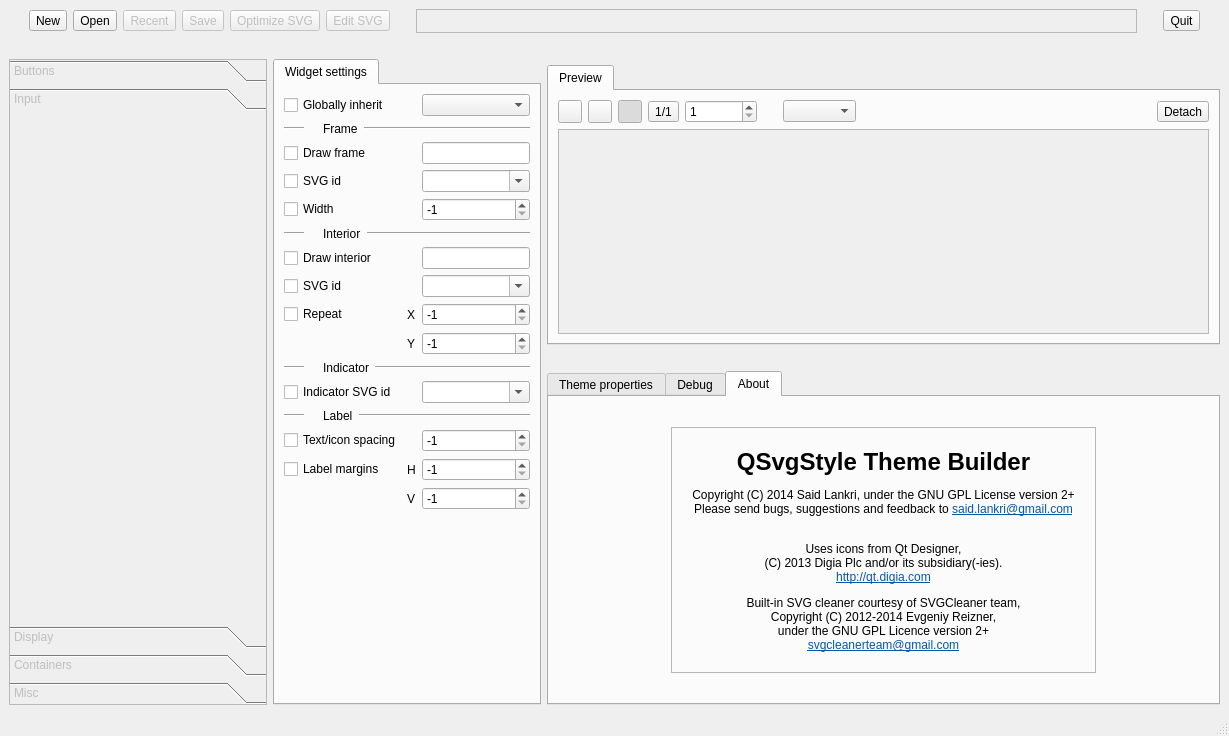
First picture: the form in themebuilder/ThemeBuilderUIBase.ui, repository DexterMagnific/QSvgStyle, before the edit.
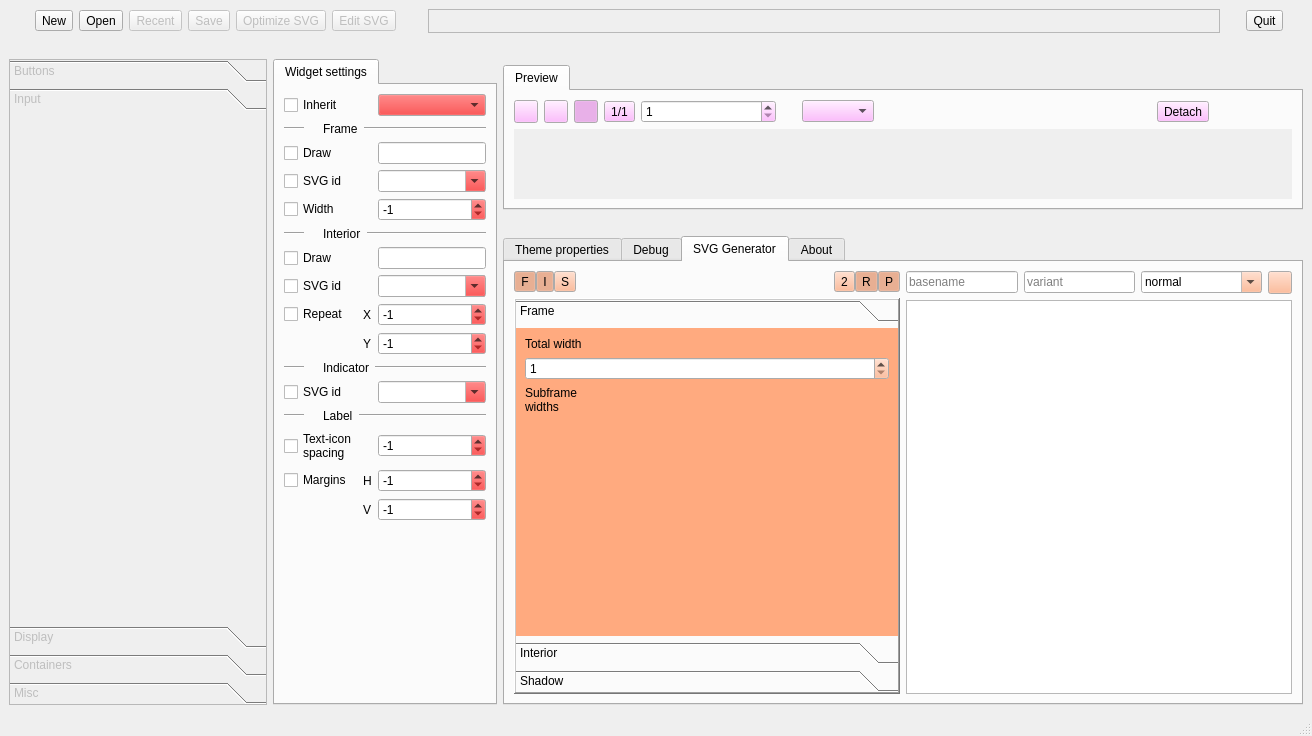
Second picture: the form after the edit. The open tabs and pages were chosen to show the change. Icons and pictures are not drawn.

Commit message: * NEW ThemeBuilder Quick SVG frame/interior generator.   Inkscape export TBD * Palette fixes * QTabWidget and QToolBox have now colorized   tabs following their content palettes * Improved capsule handling: now capsule detection works   even if widget is in a sublayout.   Relaxed all same type in a layout constraint: now   the layout can contain various widget types   and still the capsule grouping will work. Capsule   grouping will group widgets of the same type together   when they are located next to each other

Diff of the .ui file:
```diff
--- a/themebuilder/ThemeBuilderUIBase.ui
+++ b/themebuilder/ThemeBuilderUIBase.ui
@@ -6,7 +6,7 @@
    <rect>
     <x>0</x>
     <y>0</y>
-    <width>1229</width>
+    <width>1312</width>
     <height>736</height>
    </rect>
   </property>
@@ -37,10 +37,53 @@
     </item>
     <item row="3" column="2">
      <widget class="QTabWidget" name="tabWidget3">
+      <property name="sizePolicy">
+       <sizepolicy hsizetype="Expanding" vsizetype="Preferred">
+        <horstretch>0</horstretch>
+        <verstretch>0</verstretch>
+       </sizepolicy>
+      </property>
       <property name="currentIndex">
        <number>0</number>
       </property>
       <widget class="QWidget" name="previewTab">
+       <property name="palette">
+        <palette>
+         <active>
+          <colorrole role="Button">
+           <brush brushstyle="SolidPattern">
+            <color alpha="255">
+             <red>255</red>
+             <green>170</green>
+             <blue>255</blue>
+            </color>
+           </brush>
+          </colorrole>
+         </active>
+         <inactive>
+          <colorrole role="Button">
+           <brush brushstyle="SolidPattern">
+            <color alpha="255">
+             <red>255</red>
+             <green>170</green>
+             <blue>255</blue>
+            </color>
+           </brush>
+          </colorrole>
+         </inactive>
+         <disabled>
+          <colorrole role="Button">
+           <brush brushstyle="SolidPattern">
+            <color alpha="255">
+             <red>255</red>
+             <green>170</green>
+             <blue>255</blue>
+            </color>
+           </brush>
+          </colorrole>
+         </disabled>
+        </palette>
+       </property>
        <attribute name="icon">
         <iconset resource="ThemeBuilderUIBase.qrc">
          <normaloff>:/icon/pixmaps/preview.png</normaloff>:/icon/pixmaps/preview.png</iconset>
@@ -51,6 +94,9 @@
        <layout class="QGridLayout" name="previewLayout">
         <item row="1" column="0">
          <widget class="QScrollArea" name="previewArea">
+          <property name="frameShape">
+           <enum>QFrame::NoFrame</enum>
+          </property>
           <property name="widgetResizable">
            <bool>true</bool>
           </property>
@@ -62,8 +108,8 @@
             <rect>
              <x>0</x>
              <y>0</y>
-             <width>610</width>
-             <height>144</height>
+             <width>747</width>
+             <height>71</height>
             </rect>
            </property>
           </widget>
@@ -104,20 +150,6 @@
             </property>
            </widget>
           </item>
-          <item row="0" column="13">
-           <widget class="QToolButton" name="detachBtn">
-            <property name="text">
-             <string>Detach</string>
-            </property>
-            <property name="icon">
-             <iconset resource="ThemeBuilderUIBase.qrc">
-              <normaloff>:/icon/pixmaps/widget.png</normaloff>:/icon/pixmaps/widget.png</iconset>
-            </property>
-            <property name="toolButtonStyle">
-             <enum>Qt::ToolButtonTextBesideIcon</enum>
-            </property>
-           </widget>
-          </item>
           <item row="0" column="2">
            <widget class="QToolButton" name="enableBtn">
             <property name="toolTip">
@@ -188,16 +220,6 @@
             </property>
            </widget>
           </item>
-          <item row="0" column="5">
-           <widget class="QSpinBox" name="fontSizeSpin">
-            <property name="toolTip">
-             <string>Font size</string>
-            </property>
-            <property name="minimum">
-             <number>1</number>
-            </property>
-           </widget>
-          </item>
           <item row="0" column="7">
            <widget class="QComboBox" name="paletteCombo">
             <property name="toolTip">
@@ -208,6 +230,30 @@
             </property>
            </widget>
           </item>
+          <item row="0" column="12" colspan="2">
+           <widget class="QToolButton" name="detachBtn">
+            <property name="text">
+             <string>Detach</string>
+            </property>
+            <property name="icon">
+             <iconset resource="ThemeBuilderUIBase.qrc">
+              <normaloff>:/icon/pixmaps/widget.png</normaloff>:/icon/pixmaps/widget.png</iconset>
+            </property>
+            <property name="toolButtonStyle">
+             <enum>Qt::ToolButtonTextBesideIcon</enum>
+            </property>
+           </widget>
+          </item>
+          <item row="0" column="4" colspan="2">
+           <widget class="QSpinBox" name="fontSizeSpin">
+            <property name="toolTip">
+             <string>Font size</string>
+            </property>
+            <property name="minimum">
+             <number>1</number>
+            </property>
+           </widget>
+          </item>
          </layout>
         </item>
        </layout>
@@ -236,39 +282,6 @@
         </property>
        </widget>
       </item>
-      <item row="0" column="3">
-       <widget class="QToolButton" name="newBtn">
-        <property name="toolTip">
-         <string>Create a new theme based on the default theme</string>
-        </property>
-        <property name="text">
-         <string>New</string>
-        </property>
-        <property name="icon">
-         <iconset resource="ThemeBuilderUIBase.qrc">
-          <normaloff>:/icon/pixmaps/new.png</normaloff>:/icon/pixmaps/new.png</iconset>
-        </property>
-        <property name="toolButtonStyle">
-         <enum>Qt::ToolButtonTextUnderIcon</enum>
-        </property>
-       </widget>
-      </item>
-      <item row="0" column="10">
-       <spacer name="horizontalSpacer_2">
-        <property name="orientation">
-         <enum>Qt::Horizontal</enum>
-        </property>
-        <property name="sizeType">
-         <enum>QSizePolicy::Maximum</enum>
-        </property>
-        <property name="sizeHint" stdset="0">
-         <size>
-          <width>20</width>
-          <height>20</height>
-         </size>
-        </property>
-       </spacer>
-      </item>
       <item row="0" column="5">
        <widget class="QToolButton" name="recentBtn">
         <property name="enabled">
@@ -289,26 +302,6 @@
         </property>
        </widget>
       </item>
-      <item row="0" column="8">
-       <widget class="QToolButton" name="optimizeSvgBtn">
-        <property name="enabled">
-         <bool>false</bool>
-        </property>
-        <property name="toolTip">
-         <string>Optimize SVG to reduce memory footprint</string>
-        </property>
-        <property name="text">
-         <string>Optimize SVG</string>
-        </property>
-        <property name="icon">
-         <iconset resource="ThemeBuilderUIBase.qrc">
-          <normaloff>:/icon/pixmaps/optimize.png</normaloff>:/icon/pixmaps/optimize.png</iconset>
-        </property>
-        <property name="toolButtonStyle">
-         <enum>Qt::ToolButtonTextUnderIcon</enum>
-        </property>
-       </widget>
-      </item>
       <item row="0" column="14">
        <widget class="QToolButton" name="quitBtn">
         <property name="text">
@@ -340,6 +333,111 @@
         </property>
        </widget>
       </item>
+      <item row="0" column="13">
+       <spacer name="horizontalSpacer">
+        <property name="orientation">
+         <enum>Qt::Horizontal</enum>
+        </property>
+        <property name="sizeType">
+         <enum>QSizePolicy::Minimum</enum>
+        </property>
+        <property name="sizeHint" stdset="0">
+         <size>
+          <width>20</width>
+          <height>20</height>
+         </size>
+        </property>
+       </spacer>
+      </item>
+      <item row="0" column="15">
+       <spacer name="horizontalSpacer_11">
+        <property name="orientation">
+         <enum>Qt::Horizontal</enum>
+        </property>
+        <property name="sizeType">
+         <enum>QSizePolicy::Fixed</enum>
+        </property>
+        <property name="sizeHint" stdset="0">
+         <size>
+          <width>20</width>
+          <height>20</height>
+         </size>
+        </property>
+       </spacer>
+      </item>
+      <item row="0" column="9">
+       <widget class="QToolButton" name="editSvgBtn">
+        <property name="enabled">
+         <bool>false</bool>
+        </property>
+        <property name="toolTip">
+         <string>Open the SVG file for editing using the default application</string>
+        </property>
+        <property name="text">
+         <string>Edit SVG</string>
+        </property>
+        <property name="icon">
+         <iconset resource="ThemeBuilderUIBase.qrc">
+          <normaloff>:/icon/pixmaps/insertimage.png</normaloff>:/icon/pixmaps/insertimage.png</iconset>
+        </property>
+        <property name="toolButtonStyle">
+         <enum>Qt::ToolButtonTextUnderIcon</enum>
+        </property>
+       </widget>
+      </item>
+      <item row="0" column="2" colspan="2">
+       <widget class="QToolButton" name="newBtn">
+        <property name="toolTip">
+         <string>Create a new theme based on the default theme</string>
+        </property>
+        <property name="text">
+         <string>New</string>
+        </property>
+        <property name="icon">
+         <iconset resource="ThemeBuilderUIBase.qrc">
+          <normaloff>:/icon/pixmaps/new.png</normaloff>:/icon/pixmaps/new.png</iconset>
+        </property>
+        <property name="toolButtonStyle">
+         <enum>Qt::ToolButtonTextUnderIcon</enum>
+        </property>
+       </widget>
+      </item>
+      <item row="0" column="0" colspan="2">
+       <spacer name="horizontalSpacer_10">
+        <property name="orientation">
+         <enum>Qt::Horizontal</enum>
+        </property>
+        <property name="sizeType">
+         <enum>QSizePolicy::Fixed</enum>
+        </property>
+        <property name="sizeHint" stdset="0">
+         <size>
+          <width>20</width>
+          <height>20</height>
+         </size>
+        </property>
+       </spacer>
+      </item>
+      <item row="0" column="7" colspan="2">
+       <widget class="QToolButton" name="optimizeSvgBtn">
+        <property name="enabled">
+         <bool>false</bool>
+        </property>
+        <property name="toolTip">
+         <string>Optimize SVG to reduce memory footprint</string>
+        </property>
+        <property name="text">
+         <string>Optimize SVG</string>
+        </property>
+        <property name="icon">
+         <iconset resource="ThemeBuilderUIBase.qrc">
+          <normaloff>:/icon/pixmaps/optimize.png</normaloff>:/icon/pixmaps/optimize.png</iconset>
+        </property>
+        <property name="toolButtonStyle">
+         <enum>Qt::ToolButtonTextUnderIcon</enum>
+        </property>
+       </widget>
+      </item>
       <item row="0" column="12">
        <widget class="QLabel" name="themeNameLbl">
         <property name="sizePolicy">
@@ -369,13 +467,13 @@
         </property>
        </widget>
       </item>
-      <item row="0" column="13">
-       <spacer name="horizontalSpacer">
+      <item row="0" column="10" colspan="2">
+       <spacer name="horizontalSpacer_2">
         <property name="orientation">
          <enum>Qt::Horizontal</enum>
         </property>
         <property name="sizeType">
-         <enum>QSizePolicy::Minimum</enum>
+         <enum>QSizePolicy::Maximum</enum>
         </property>
         <property name="sizeHint" stdset="0">
          <size>
@@ -385,58 +483,6 @@
         </property>
        </spacer>
       </item>
-      <item row="0" column="0">
-       <spacer name="horizontalSpacer_10">
-        <property name="orientation">
-         <enum>Qt::Horizontal</enum>
-        </property>
-        <property name="sizeType">
-         <enum>QSizePolicy::Fixed</enum>
-        </property>
-        <property name="sizeHint" stdset="0">
-         <size>
-          <width>20</width>
-          <height>20</height>
-         </size>
-        </property>
-       </spacer>
-      </item>
-      <item row="0" column="15">
-       <spacer name="horizontalSpacer_11">
-        <property name="orientation">
-         <enum>Qt::Horizontal</enum>
-        </property>
-        <property name="sizeType">
-         <enum>QSizePolicy::Fixed</enum>
-        </property>
-        <property name="sizeHint" stdset="0">
-         <size>
-          <width>20</width>
-          <height>20</height>
-         </size>
-        </property>
-       </spacer>
-      </item>
-      <item row="0" column="9">
-       <widget class="QToolButton" name="editSvgBtn">
-        <property name="enabled">
-         <bool>false</bool>
-        </property>
-        <property name="toolTip">
-         <string>Open the SVG file for editing using the default application</string>
-        </property>
-        <property name="text">
-         <string>Edit SVG</string>
-        </property>
-        <property name="icon">
-         <iconset resource="ThemeBuilderUIBase.qrc">
-          <normaloff>:/icon/pixmaps/insertimage.png</normaloff>:/icon/pixmaps/insertimage.png</iconset>
-        </property>
-        <property name="toolButtonStyle">
-         <enum>Qt::ToolButtonTextUnderIcon</enum>
-        </property>
-       </widget>
-      </item>
      </layout>
     </item>
     <item row="5" column="2">
@@ -602,6 +648,448 @@
         </item>
        </layout>
       </widget>
+      <widget class="QWidget" name="quickSVGTab">
+       <property name="palette">
+        <palette>
+         <active>
+          <colorrole role="Button">
+           <brush brushstyle="SolidPattern">
+            <color alpha="255">
+             <red>255</red>
+             <green>170</green>
+             <blue>127</blue>
+            </color>
+           </brush>
+          </colorrole>
+         </active>
+         <inactive>
+          <colorrole role="Button">
+           <brush brushstyle="SolidPattern">
+            <color alpha="255">
+             <red>255</red>
+             <green>170</green>
+             <blue>127</blue>
+            </color>
+           </brush>
+          </colorrole>
+         </inactive>
+         <disabled>
+          <colorrole role="Button">
+           <brush brushstyle="SolidPattern">
+            <color alpha="255">
+             <red>255</red>
+             <green>170</green>
+             <blue>127</blue>
+            </color>
+           </brush>
+          </colorrole>
+         </disabled>
+        </palette>
+       </property>
+       <attribute name="icon">
+        <iconset resource="ThemeBuilderUIBase.qrc">
+         <normaloff>:/icon/pixmaps/wizard.png</normaloff>:/icon/pixmaps/wizard.png</iconset>
+       </attribute>
+       <attribute name="title">
+        <string>SVG Generator</string>
+       </attribute>
+       <layout class="QGridLayout" name="gridLayout_30">
+        <item row="0" column="0">
+         <layout class="QGridLayout" name="gridLayout_29">
+          <item row="0" column="0">
+           <layout class="QGridLayout" name="gridLayout_25">
+            <item row="1" column="0">
+             <widget class="QToolBox" name="genToolbox">
+              <property name="frameShape">
+               <enum>QFrame::WinPanel</enum>
+              </property>
+              <property name="frameShadow">
+               <enum>QFrame::Raised</enum>
+              </property>
+              <property name="currentIndex">
+               <number>0</number>
+              </property>
+              <widget class="QWidget" name="genFramePage">
+               <property name="geometry">
+                <rect>
+                 <x>0</x>
+                 <y>0</y>
+                 <width>262</width>
+                 <height>248</height>
+                </rect>
+               </property>
+               <attribute name="label">
+                <string>Frame</string>
+               </attribute>
+               <layout class="QGridLayout" name="gridLayout_19">
+                <item row="3" column="0">
+                 <widget class="QScrollArea" name="genSubFrameWidthsScroll">
+                  <property name="frameShape">
+                   <enum>QFrame::NoFrame</enum>
+                  </property>
+                  <property name="sizeAdjustPolicy">
+                   <enum>QAbstractScrollArea::AdjustToContentsOnFirstShow</enum>
+                  </property>
+                  <property name="widgetResizable">
+                   <bool>true</bool>
+                  </property>
+                  <property name="alignment">
+                   <set>Qt::AlignLeading|Qt::AlignLeft|Qt::AlignTop</set>
+                  </property>
+                  <widget class="QWidget" name="genSubFrameWidthsScrollContents">
+                   <property name="geometry">
+                    <rect>
+                     <x>0</x>
+                     <y>0</y>
+                     <width>250</width>
+                     <height>142</height>
+                    </rect>
+                   </property>
+                   <layout class="QGridLayout" name="gridLayout_27">
+                    <property name="leftMargin">
+                     <number>0</number>
+                    </property>
+                    <property name="topMargin">
+                     <number>0</number>
+                    </property>
+                    <property name="rightMargin">
+                     <number>0</number>
+                    </property>
+                    <property name="bottomMargin">
+                     <number>0</number>
+                    </property>
+                   </layout>
+                  </widget>
+                 </widget>
+                </item>
+                <item row="1" column="0">
+                 <widget class="QSpinBox" name="genFrameWidthSpin">
+                  <property name="minimum">
+                   <number>1</number>
+                  </property>
+                 </widget>
+                </item>
+                <item row="0" column="0">
+                 <widget class="QLabel" name="label_19">
+                  <property name="text">
+                   <string>Total width</string>
+                  </property>
+                 </widget>
+                </item>
+                <item row="2" column="0">
+                 <widget class="QLabel" name="label_24">
+                  <property name="text">
+                   <string>Subframe
+widths</string>
+                  </property>
+                 </widget>
+                </item>
+                <item row="4" column="0">
+                 <spacer name="verticalSpacer">
+                  <property name="orientation">
+                   <enum>Qt::Vertical</enum>
+                  </property>
+                  <property name="sizeType">
+                   <enum>QSizePolicy::Preferred</enum>
+                  </property>
+                  <property name="sizeHint" stdset="0">
+                   <size>
+                    <width>20</width>
+                    <height>0</height>
+                   </size>
+                  </property>
+                 </spacer>
+                </item>
+               </layout>
+              </widget>
+              <widget class="QWidget" name="genInteriorPage">
+               <property name="geometry">
+                <rect>
+                 <x>0</x>
+                 <y>0</y>
+                 <width>262</width>
+                 <height>248</height>
+                </rect>
+               </property>
+               <attribute name="label">
+                <string>Interior</string>
+               </attribute>
+               <layout class="QGridLayout" name="gridLayout_23">
+                <item row="0" column="0">
+                 <widget class="QLabel" name="label_20">
+                  <property name="text">
+                   <string>Roundness</string>
+                  </property>
+                 </widget>
+                </item>
+                <item row="2" column="0">
+                 <spacer name="verticalSpacer_2">
+                  <property name="orientation">
+                   <enum>Qt::Vertical</enum>
+                  </property>
+                  <property name="sizeHint" stdset="0">
+                   <size>
+                    <width>20</width>
+                    <height>179</height>
+                   </size>
+                  </property>
+                 </spacer>
+                </item>
+                <item row="1" column="0">
+                 <widget class="QDoubleSpinBox" name="genInteriorRoundnessSpin"/>
+                </item>
+               </layout>
+              </widget>
+              <widget class="QWidget" name="genShadowPage">
+               <attribute name="label">
+                <string>Shadow</string>
+               </attribute>
+               <layout class="QGridLayout" name="gridLayout_24">
+                <item row="0" column="0">
+                 <widget class="QLabel" name="label_23">
+                  <property name="text">
+                   <string>Width</string>
+                  </property>
+                 </widget>
+                </item>
+                <item row="1" column="0">
+                 <widget class="QSpinBox" name="genShadowWidth">
+                  <property name="minimum">
+                   <number>1</number>
+                  </property>
+                 </widget>
+                </item>
+                <item row="2" column="0">
+                 <spacer name="verticalSpacer_3">
+                  <property name="orientation">
+                   <enum>Qt::Vertical</enum>
+                  </property>
+                  <property name="sizeHint" stdset="0">
+                   <size>
+                    <width>20</width>
+                    <height>175</height>
+                   </size>
+                  </property>
+                 </spacer>
+                </item>
+               </layout>
+              </widget>
+             </widget>
+            </item>
+            <item row="0" column="0">
+             <layout class="QGridLayout" name="gridLayout_3">
+              <property name="spacing">
+               <number>0</number>
+              </property>
+              <item row="0" column="4">
+               <widget class="QToolButton" name="genSquareBtn">
+                <property name="toolTip">
+                 <string>Square size</string>
+                </property>
+                <property name="text">
+                 <string>2</string>
+                </property>
+                <property name="checkable">
+                 <bool>true</bool>
+                </property>
+                <property name="toolButtonStyle">
+                 <enum>Qt::ToolButtonTextBesideIcon</enum>
+                </property>
+               </widget>
+              </item>
+              <item row="0" column="5">
+               <widget class="QToolButton" name="genRoundBtn">
+                <property name="toolTip">
+                 <string>Round frame/interior</string>
+                </property>
+                <property name="text">
+                 <string>R</string>
+                </property>
+                <property name="checkable">
+                 <bool>true</bool>
+                </property>
+                <property name="checked">
+                 <bool>true</bool>
+                </property>
+                <property name="toolButtonStyle">
+                 <enum>Qt::ToolButtonTextBesideIcon</enum>
+                </property>
+               </widget>
+              </item>
+              <item row="0" column="0">
+               <widget class="QToolButton" name="genFrameBtn">
+                <property name="toolTip">
+                 <string>Generate frame</string>
+                </property>
+                <property name="text">
+                 <string>F</string>
+                </property>
+                <property name="checkable">
+                 <bool>true</bool>
+                </property>
+                <property name="checked">
+                 <bool>true</bool>
+                </property>
+                <property name="toolButtonStyle">
+                 <enum>Qt::ToolButtonTextBesideIcon</enum>
+                </property>
+               </widget>
+              </item>
+              <item row="0" column="2">
+               <widget class="QToolButton" name="genShadowBtn">
+                <property name="toolTip">
+                 <string>Generate shadow</string>
+                </property>
+                <property name="text">
+                 <string>S</string>
+                </property>
+                <property name="checkable">
+                 <bool>true</bool>
+                </property>
+                <property name="toolButtonStyle">
+                 <enum>Qt::ToolButtonTextBesideIcon</enum>
+                </property>
+               </widget>
+              </item>
+              <item row="0" column="1">
+               <widget class="QToolButton" name="genInteriorBtn">
+                <property name="toolTip">
+                 <string>Generate interior</string>
+                </property>
+                <property name="text">
+                 <string>I</string>
+                </property>
+                <property name="checkable">
+                 <bool>true</bool>
+                </property>
+                <property name="checked">
+                 <bool>true</bool>
+                </property>
+                <property name="toolButtonStyle">
+                 <enum>Qt::ToolButtonTextBesideIcon</enum>
+                </property>
+               </widget>
+              </item>
+              <item row="0" column="3">
+               <spacer name="horizontalSpacer_15">
+                <property name="orientation">
+                 <enum>Qt::Horizontal</enum>
+                </property>
+                <property name="sizeHint" stdset="0">
+                 <size>
+                  <width>20</width>
+                  <height>20</height>
+                 </size>
+                </property>
+               </spacer>
+              </item>
+              <item row="0" column="6">
+               <widget class="QToolButton" name="genSplitBtn">
+                <property name="toolTip">
+                 <string>Split parts</string>
+                </property>
+                <property name="text">
+                 <string>P</string>
+                </property>
+                <property name="checkable">
+                 <bool>true</bool>
+                </property>
+                <property name="checked">
+                 <bool>true</bool>
+                </property>
+                <property name="toolButtonStyle">
+                 <enum>Qt::ToolButtonTextBesideIcon</enum>
+                </property>
+               </widget>
+              </item>
+             </layout>
+            </item>
+           </layout>
+          </item>
+          <item row="0" column="1">
+           <layout class="QGridLayout" name="gridLayout_28">
+            <item row="0" column="0">
+             <layout class="QGridLayout" name="gridLayout_26">
+              <item row="0" column="0">
+               <layout class="QGridLayout" name="gridLayout_5">
+                <item row="0" column="0">
+                 <widget class="QLineEdit" name="genBasenameEdit">
+                  <property name="placeholderText">
+                   <string>basename</string>
+                  </property>
+                 </widget>
+                </item>
+                <item row="0" column="1">
+                 <widget class="QLineEdit" name="genVariantEdit">
+                  <property name="placeholderText">
+                   <string>variant</string>
+                  </property>
+                 </widget>
+                </item>
+                <item row="0" column="2">
+                 <widget class="QComboBox" name="genStatusCombo">
+                  <property name="editable">
+                   <bool>true</bool>
+                  </property>
+                  <item>
+                   <property name="text">
+                    <string>normal</string>
+                   </property>
+                  </item>
+                  <item>
+                   <property name="text">
+                    <string>hovered</string>
+                   </property>
+                  </item>
+                  <item>
+                   <property name="text">
+                    <string>pressed</string>
+                   </property>
+                  </item>
+                  <item>
+                   <property name="text">
+                    <string>toggled</string>
+                   </property>
+                  </item>
+                  <item>
+                   <property name="text">
+                    <string>disabled</string>
+                   </property>
+                  </item>
+                  <item>
+                   <property name="text">
+                    <string>disabled-toggled</string>
+                   </property>
+                  </item>
+                 </widget>
+                </item>
+               </layout>
+              </item>
+              <item row="0" column="1" colspan="2">
+               <widget class="QToolButton" name="genCopyBtn">
+                <property name="toolTip">
+                 <string>Copy to clipboard</string>
+                </property>
+                <property name="icon">
+                 <iconset resource="ThemeBuilderUIBase.qrc">
+                  <normaloff>:/icon/pixmaps/inkscape.png</normaloff>:/icon/pixmaps/inkscape.png</iconset>
+                </property>
+                <property name="toolButtonStyle">
+                 <enum>Qt::ToolButtonTextBesideIcon</enum>
+                </property>
+               </widget>
+              </item>
+             </layout>
+            </item>
+            <item row="1" column="0">
+             <widget class="QGraphicsView" name="genSvgView"/>
+            </item>
+           </layout>
+          </item>
+         </layout>
+        </item>
+       </layout>
+      </widget>
       <widget class="QWidget" name="aboutTab">
        <attribute name="icon">
         <iconset resource="ThemeBuilderUIBase.qrc">
@@ -941,6 +1429,43 @@
        <number>0</number>
       </property>
       <widget class="QWidget" name="commonPage">
+       <property name="palette">
+        <palette>
+         <active>
+          <colorrole role="Button">
+           <brush brushstyle="SolidPattern">
+            <color alpha="255">
+             <red>255</red>
+             <green>0</green>
+             <blue>0</blue>
+            </color>
+           </brush>
+          </colorrole>
+         </active>
+         <inactive>
+          <colorrole role="Button">
+           <brush brushstyle="SolidPattern">
+            <color alpha="255">
+             <red>255</red>
+             <green>0</green>
+             <blue>0</blue>
+            </color>
+           </brush>
+          </colorrole>
+         </inactive>
+         <disabled>
+          <colorrole role="Button">
+           <brush brushstyle="SolidPattern">
+            <color alpha="255">
+             <red>255</red>
+             <green>0</green>
+             <blue>0</blue>
+            </color>
+           </brush>
+          </colorrole>
+         </disabled>
+        </palette>
+       </property>
        <attribute name="icon">
         <iconset resource="ThemeBuilderUIBase.qrc">
          <normaloff>:/icon/pixmaps/color.png</normaloff>:/icon/pixmaps/color.png</iconset>
@@ -998,7 +1523,7 @@
         <item row="7" column="0">
          <widget class="QCheckBox" name="interiorCb">
           <property name="text">
-           <string>Draw interior</string>
+           <string>Draw</string>
           </property>
           <property name="tristate">
            <bool>true</bool>
@@ -1025,7 +1550,7 @@
         <item row="22" column="0">
          <widget class="QCheckBox" name="labelMarginCb">
           <property name="text">
-           <string>Label margins</string>
+           <string>Margins</string>
           </property>
           <property name="tristate">
            <bool>true</bool>
@@ -1064,14 +1589,15 @@
         <item row="1" column="0">
          <widget class="QCheckBox" name="inheritCb">
           <property name="text">
-           <string>Globally inherit</string>
+           <string>Inherit</string>
           </property>
          </widget>
         </item>
         <item row="21" column="0">
          <widget class="QCheckBox" name="labelSpacingCb">
           <property name="text">
-           <string>Text/icon spacing</string>
+           <string>Text-icon
+spacing</string>
           </property>
           <property name="tristate">
            <bool>true</bool>
@@ -1094,7 +1620,7 @@
         <item row="3" column="0">
          <widget class="QCheckBox" name="frameCb">
           <property name="text">
-           <string>Draw frame</string>
+           <string>Draw</string>
           </property>
           <property name="tristate">
            <bool>true</bool>
@@ -1153,7 +1679,7 @@
         <item row="19" column="0">
          <widget class="QCheckBox" name="indicatorIdCb">
           <property name="text">
-           <string>Indicator SVG id</string>
+           <string>SVG id</string>
           </property>
           <property name="tristate">
            <bool>true</bool>
```
Left out of the diff: 238 changed lines with no effect on the pictures. The commit also changes 16 other files.
